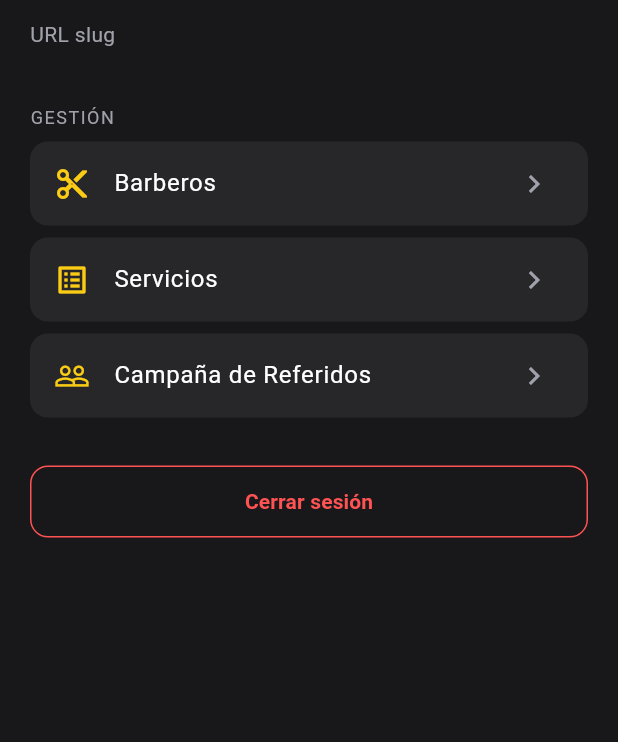
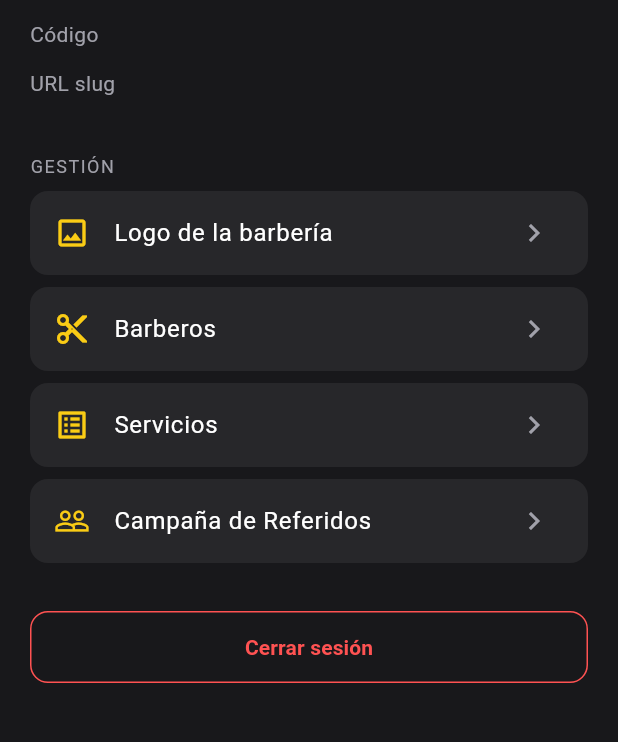
Before and after one commit to sebava1989-bot/capitalhumano-web, a Flutter app: the ConfigScreen screen opened directly with empty values, on a phone screen of 412 x 824 dp, the part 145-887 px from its top. Run offline on Flutter 3.47's test engine with Material 3 defaults, Android fonts, the phone set to English and light mode, and no system bars; our stand-ins replace cloud_firestore, connectivity_plus, file_picker, firebase_auth, firebase_core, firebase_messaging and 13 more; missing offline and left inert: google_mlkit_document_scanner, google_mlkit_text_recognition, pdfx; accounts and stored records are empty.

Commit message:
feat(apk): ConfigScreen con tile logo y muestra código de barbería

```diff
--- a/barberia-saas/barberia_admin/lib/screens/config_screen.dart
+++ b/barberia-saas/barberia_admin/lib/screens/config_screen.dart
@@ -1,9 +1,10 @@
 import 'package:flutter/material.dart';
-import 'package:supabase_flutter/supabase_flutter.dart';
 import '../services/auth_service.dart';
+import '../services/barberias_service.dart';
 import 'barberos_screen.dart';
 import 'servicios_screen.dart';
 import 'campana_referidos_screen.dart';
+import 'logo_upload_screen.dart';
 import 'login_screen.dart';
 
 class ConfigScreen extends StatefulWidget {
@@ -14,8 +15,7 @@ class ConfigScreen extends StatefulWidget {
 }
 
 class _ConfigScreenState extends State<ConfigScreen> {
-  String? _nombre;
-  String? _slug;
+  Map<String, dynamic>? _barberia;
 
   @override
   void initState() {
@@ -24,16 +24,9 @@ class _ConfigScreenState extends State<ConfigScreen> {
   }
 
   Future<void> _load() async {
-    final data = await Supabase.instance.client
-        .from('barberias')
-        .select('nombre, slug')
-        .eq('id', widget.barberiaId)
-        .maybeSingle();
+    final data = await BarberiasService().getBarberia(widget.barberiaId);
     if (!mounted || data == null) return;
-    setState(() {
-      _nombre = data['nombre'] as String?;
-      _slug = data['slug'] as String?;
-    });
+    setState(() => _barberia = data);
   }
 
   @override
@@ -43,67 +36,52 @@ class _ConfigScreenState extends State<ConfigScreen> {
       body: ListView(
         padding: const EdgeInsets.all(20),
         children: [
-          if (_nombre != null) _InfoTile('Barbería', _nombre!),
-          if (_slug != null) _InfoTile('URL slug', _slug!),
+          if (_barberia != null) ...[
+            _InfoTile('Barbería', _barberia!['nombre'] as String? ?? ''),
+            _InfoTile('Código', _barberia!['codigo'] as String? ?? ''),
+            _InfoTile('URL slug', _barberia!['slug'] as String? ?? ''),
+          ],
           const SizedBox(height: 24),
           const Text('GESTIÓN',
-              style: TextStyle(
-                  color: Color(0xFFA1A1AA),
-                  fontSize: 12,
-                  letterSpacing: 1)),
+              style: TextStyle(color: Color(0xFFA1A1AA), fontSize: 12, letterSpacing: 1)),
           const SizedBox(height: 8),
-          _NavTile(
-            Icons.content_cut,
-            'Barberos',
-            () => Navigator.push(
-                context,
-                MaterialPageRoute(
-                    builder: (_) =>
-                        BarberosScreen(barberiaId: widget.barberiaId))),
+          _NavTile(Icons.image_outlined, 'Logo de la barbería', () async {
+            await Navigator.push(context, MaterialPageRoute(
+              builder: (_) => LogoUploadScreen(
+                barberiaId: widget.barberiaId,
+                logoUrlActual: _barberia?['logo_url'] as String?,
               ),
+            ));
+            _load();
+          }),
           const SizedBox(height: 8),
-          _NavTile(
-            Icons.list_alt,
-            'Servicios',
-            () => Navigator.push(
-                context,
-                MaterialPageRoute(
-                    builder: (_) =>
-                        ServiciosScreen(barberiaId: widget.barberiaId))),
-          ),
+          _NavTile(Icons.content_cut, 'Barberos', () => Navigator.push(context,
+              MaterialPageRoute(builder: (_) => BarberosScreen(barberiaId: widget.barberiaId)))),
           const SizedBox(height: 8),
-          _NavTile(
-            Icons.people_outline,
-            'Campaña de Referidos',
-            () => Navigator.push(
-                context,
-                MaterialPageRoute(
-                    builder: (_) =>
-                        CampanaReferidosScreen(barberiaId: widget.barberiaId))),
-          ),
+          _NavTile(Icons.list_alt, 'Servicios', () => Navigator.push(context,
+              MaterialPageRoute(builder: (_) => ServiciosScreen(barberiaId: widget.barberiaId)))),
+          const SizedBox(height: 8),
+          _NavTile(Icons.people_outline, 'Campaña de Referidos', () => Navigator.push(context,
+              MaterialPageRoute(builder: (_) => CampanaReferidosScreen(barberiaId: widget.barberiaId)))),
           const SizedBox(height: 32),
           SizedBox(
             width: double.infinity,
             child: OutlinedButton(
               onPressed: () async {
                 await AuthService().signOut();
-                if (mounted) {
+                if (!mounted) return;
                 Navigator.of(context).pushAndRemoveUntil(
-                    MaterialPageRoute(
-                        builder: (_) => const LoginScreen()),
+                  MaterialPageRoute(builder: (_) => const LoginScreen()),
                   (_) => false,
                 );
-                }
               },
               style: OutlinedButton.styleFrom(
                 side: const BorderSide(color: Colors.redAccent),
                 foregroundColor: Colors.redAccent,
                 padding: const EdgeInsets.symmetric(vertical: 14),
-                shape: RoundedRectangleBorder(
-                    borderRadius: BorderRadius.circular(12)),
+                shape: RoundedRectangleBorder(borderRadius: BorderRadius.circular(12)),
               ),
-              child: const Text('Cerrar sesión',
-                  style: TextStyle(fontWeight: FontWeight.bold)),
+              child: const Text('Cerrar sesión', style: TextStyle(fontWeight: FontWeight.bold)),
             ),
           ),
         ],
@@ -119,13 +97,8 @@ class _InfoTile extends StatelessWidget {
   Widget build(BuildContext context) => Padding(
     padding: const EdgeInsets.only(bottom: 12),
     child: Row(children: [
-          SizedBox(
-              width: 80,
-              child: Text(label,
-                  style: const TextStyle(color: Color(0xFFA1A1AA)))),
-          Expanded(
-              child: Text(value,
-                  style: const TextStyle(color: Colors.white))),
+      SizedBox(width: 80, child: Text(label, style: const TextStyle(color: Color(0xFFA1A1AA)))),
+      Expanded(child: Text(value, style: const TextStyle(color: Colors.white))),
     ]),
   );
 }
@@ -138,12 +111,10 @@ class _NavTile extends StatelessWidget {
   @override
   Widget build(BuildContext context) => ListTile(
     tileColor: const Color(0xFF27272A),
-        shape: RoundedRectangleBorder(
-            borderRadius: BorderRadius.circular(12)),
+    shape: RoundedRectangleBorder(borderRadius: BorderRadius.circular(12)),
     leading: Icon(icon, color: const Color(0xFFFACC15)),
     title: Text(label, style: const TextStyle(color: Colors.white)),
-        trailing: const Icon(Icons.chevron_right,
-            color: Color(0xFFA1A1AA)),
+    trailing: const Icon(Icons.chevron_right, color: Color(0xFFA1A1AA)),
     onTap: onTap,
   );
 }
```
Lines whose indentation alone changed are shown as unchanged.
